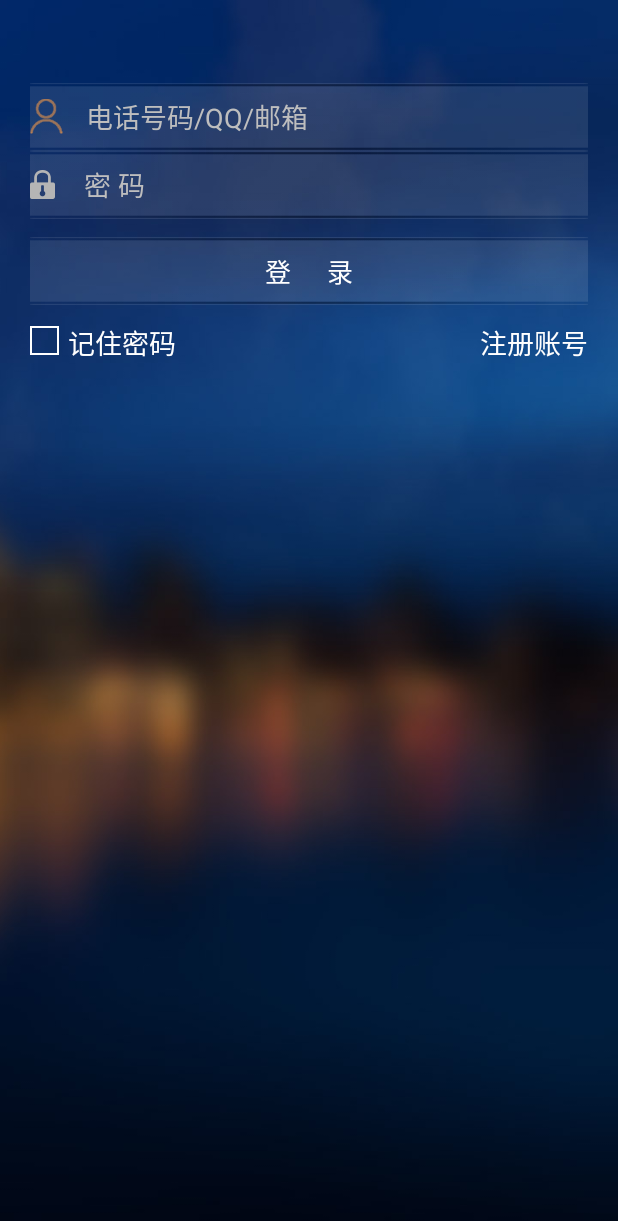
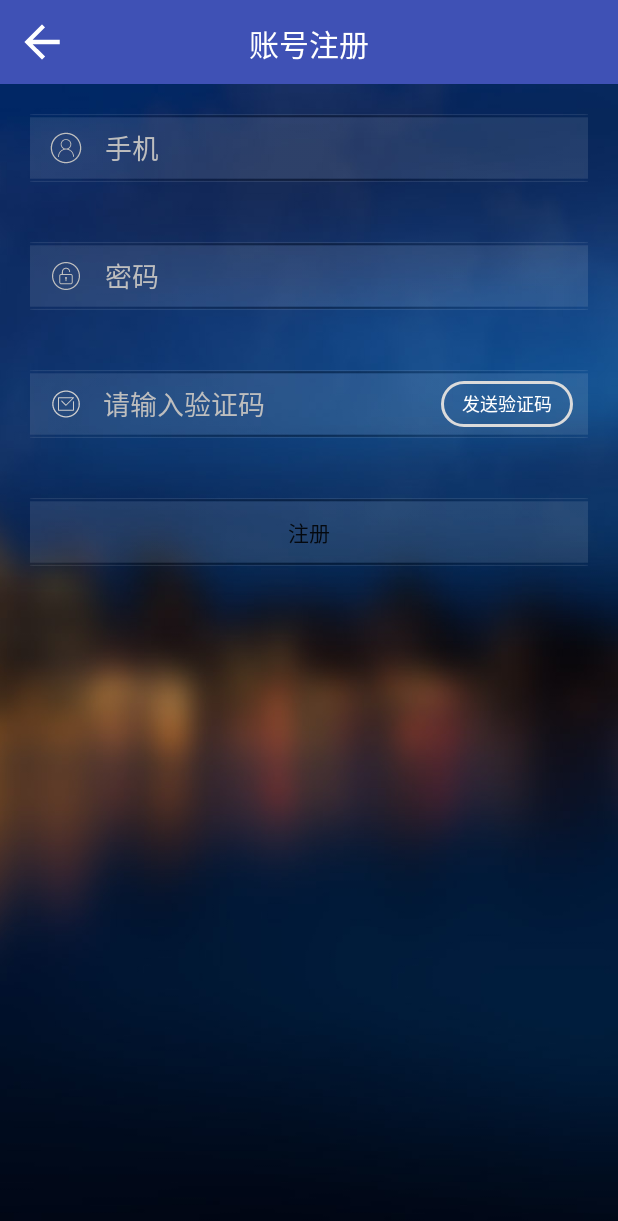
Before and after one commit to kiddot/Memory, an Android app: the screen it shows after launch (LoginActivity before the commit, RegisterActivity after it), after a tap on "注册账号", on a phone screen of 412 x 824 dp. Shown: the top 1221 px of the screen. Run offline under Robolectric (Android 15) with nearby library versions, the phone set to English and light mode, and no system bars; our stand-ins replace ButterKnife; 2 statements that could not run were skipped.

Commit message:
polish login and register

```diff
--- a/app/src/main/AndroidManifest.xml
+++ b/app/src/main/AndroidManifest.xml
@@ -34,7 +34,9 @@
         android:name=".MemoryApplication"
         android:theme="@style/AppTheme">
 
-        <activity android:name=".login.SplashActivity">
+        <activity android:name=".login.SplashActivity"
+            android:theme="@style/SplashActivityTheme"
+            android:screenOrientation="portrait">
             <intent-filter>
                 <category android:name="android.intent.category.LAUNCHER"/>
                 <action android:name="android.intent.action.MAIN"/>
@@ -44,6 +46,8 @@
         <activity android:name=".login.login.LoginActivity"/>
         <activity android:name=".login.register.RegisterActivity"/>
 
+        <activity android:name=".main.MainActivity"/>
+
     </application>
 
 </manifest>
--- a/app/src/main/java/com/android/memory/bmob/api/BmobApi.java
+++ b/app/src/main/java/com/android/memory/bmob/api/BmobApi.java
@@ -4,6 +4,7 @@ import android.util.Log;
 
 import com.android.memory.bean._User;
 
+import java.util.ArrayList;
 import java.util.List;
 import java.util.concurrent.ArrayBlockingQueue;
 
@@ -29,7 +30,8 @@ public class BmobApi {
     /**
      * 由于外面是链式进行调用，虽然不太好，但是可以成功，设置容量为1，避免出现获取值混乱
      */
-    private ArrayBlockingQueue<Object> mBlockingQueue ;
+    //private ArrayBlockingQueue<Object> mBlockingQueue ;
+    private List<Object> mList ;
 
 
     public static BmobApi getInstance() {
@@ -44,7 +46,8 @@ public class BmobApi {
     }
 
     public BmobApi(){
-        mBlockingQueue = new ArrayBlockingQueue<>(1 , true);//必须使用公平锁
+        //mBlockingQueue = new ArrayBlockingQueue<>(1 , true);//必须使用公平锁
+        mList = new ArrayList<>(1);
     }
 
     /**
@@ -73,27 +76,20 @@ public class BmobApi {
      * @return
      */
     public Object signUp(String account , String password){
+        final boolean[] finished = new boolean[1];//这样做不太好，但是为了使代码更加整洁，这里只能这样设计一层
         _User user = new _User();
         user.setUsername(account);
         user.setPassword(password);
         signUpUser(user, new OnResultBack() {
             @Override
             public void onResult(boolean success, Object object) {
-                if (success){
-                    mBlockingQueue.add(object);
-                }else {
-                    mBlockingQueue.add(null);
-                }
+                mList.add(object);
             }
         });
-        try {
-            user = (_User) mBlockingQueue.take();
-            Log.d(TAG, "signUp: 拿出了"+ user);
-        } catch (InterruptedException e) {
-            e.printStackTrace();
-            Log.d(TAG, "signUp: 当前阻塞队列被终止");
+        while (!finished[0]){
+            //空循环
         }
-        return user;
+        return mList.get(0);
     }
 
     /**
@@ -101,7 +97,7 @@ public class BmobApi {
      *
      * @param userInfo
      */
-    private void loginUser(_User userInfo, final OnResultBack callback) {
+    private void loginUser(_User userInfo, final OnResultBack callback){
         userInfo.login(new SaveListener<_User>() {
             @Override
             public void done(_User userInfo, BmobException e) {
@@ -121,23 +117,21 @@ public class BmobApi {
      * @return
      */
     public Object login(String account , String password){
+        final boolean[] finished = new boolean[1];//这样做不太好，但是为了使代码更加整洁，这里只能这样设计一层
         _User user = new _User();
         user.setUsername(account);
         user.setPassword(password);
         loginUser(user, new OnResultBack() {
             @Override
             public void onResult(boolean success, Object object) {
-                mBlockingQueue.add(object);
+                finished[0] = true ;
+                mList.add(object);
             }
         });
-        try {
-            user = (_User) mBlockingQueue.take();
-            Log.d(TAG, "login: 拿出了"+ user);
-        } catch (InterruptedException e) {
-            e.printStackTrace();
-            Log.d(TAG, "login: 当前阻塞队列被终止");
+        while (!finished[0]){
+            //空循环
         }
-        return user;
+        return mList.get(0);
     }
 
     /**
@@ -237,7 +231,26 @@ public class BmobApi {
         });
     }
 
-    private interface OnResultBack{
+    /**
+     * 将注册加一层装饰，方便外面的调用，减少回调带来的麻烦
+     * @return
+     */
+    public Object registerByPhone(String phone , String password ,String verificationCode){
+        final boolean[] finished = new boolean[1];//这样做不太好，但是为了使代码更加整洁，这里只能这样设计一层
+        _User user = new _User();
+        registerByPhone(phone , password , verificationCode, new OnResultBack() {
+            @Override
+            public void onResult(boolean success, Object object) {
+                mList.add(object);
+            }
+        });
+        while (!finished[0]){
+            //空循环
+        }
+        return mList.get(0);
+    }
+
+    public interface OnResultBack{
         void onResult(boolean success , Object object);
     }
 }
--- a/app/src/main/java/com/android/memory/login/SplashActivity.java
+++ b/app/src/main/java/com/android/memory/login/SplashActivity.java
@@ -16,11 +16,14 @@ import com.android.memory.login.login.LoginActivity;
 public class SplashActivity extends AppCompatActivity {
 
     private static final int WHAT_START_LOGIN = 0;
+    private static final int SHOW_TIME_MIN = 1500;// 最小显示时间
+    private long mStartTime;// 开始时间
     private Handler mHandler;
 
     @Override
     protected void onCreate(@Nullable Bundle savedInstanceState) {
         super.onCreate(savedInstanceState);
+        mStartTime = System.currentTimeMillis();//记录开始时间，
         initHandler();
         new Thread() {
             @Override
@@ -35,7 +38,13 @@ public class SplashActivity extends AppCompatActivity {
      */
     private void init() {
         initBmob();
-        mHandler.sendEmptyMessage(WHAT_START_LOGIN);
+        long loadingTime = System.currentTimeMillis() - mStartTime;// 计算一下总共花费的时间
+        if (loadingTime < SHOW_TIME_MIN) {// 如果比最小显示时间还短，就延时进入MainActivity，否则直接进入
+            mHandler.sendEmptyMessageDelayed(WHAT_START_LOGIN, SHOW_TIME_MIN
+                    - loadingTime);
+        } else {
+            mHandler.sendEmptyMessage(WHAT_START_LOGIN);
+        }
     }
 
     private void initHandler() {
@@ -46,6 +55,9 @@ public class SplashActivity extends AppCompatActivity {
                     case WHAT_START_LOGIN:
                         startLoginActivity();
                         finish();
+
+
+
                         break;
                 }
             }
--- a/app/src/main/java/com/android/memory/login/login/LoginActivity.java
+++ b/app/src/main/java/com/android/memory/login/login/LoginActivity.java
@@ -5,25 +5,24 @@ import android.content.Intent;
 import android.os.Bundle;
 import android.view.View;
 import android.widget.CheckBox;
-import android.widget.CompoundButton;
 import android.widget.EditText;
 
 import com.android.memory.R;
 import com.android.memory.base.componet.BaseActivity;
-import com.android.memory.base.util.Toastor;
 import com.android.memory.bmob.sp.SpManager;
+import com.android.memory.login.register.RegisterActivity;
 import com.android.memory.main.MainActivity;
 
 import butterknife.BindView;
-import butterknife.ButterKnife;
 
 
 /**
+ *
  * Created by kiddo on 17-1-8.
  */
 
 public class LoginActivity extends BaseActivity{
-    public static final String Tag = LoginActivity.class.getSimpleName();
+    public static final String TAG = LoginActivity.class.getSimpleName();
     @BindView(R.id.username_edit)
     EditText mUsernameEdit;
     @BindView(R.id.password_edit)
@@ -40,11 +39,11 @@ public class LoginActivity extends BaseActivity{
     }
 
     public void login(View view) {
-        boolean success = mLoginDelegate.login(this ,
+        Boolean success = mLoginDelegate.login(this ,
                 mUsernameEdit.getText().toString() ,
                 mPasswordEdit.getText().toString() ,
                 mRememberPassword.isChecked()).getResult();
-        if (success){
+        if (success != null){
             MainActivity.startActivity(this);
         }else {
             showToast("请检查用户名或者密码是否正确！");
@@ -52,6 +51,7 @@ public class LoginActivity extends BaseActivity{
     }
 
     public void register(View view) {
+        RegisterActivity.startActivity(this);
     }
 
     @Override
@@ -62,12 +62,18 @@ public class LoginActivity extends BaseActivity{
     @Override
     protected void init(Bundle savedInstanceState) {
         initView();
+        initData();
     }
 
     private void initView(){
-        ButterKnife.bind(this);
         mSpManager = SpManager.getInstance();
         mLoginDelegate = new LoginDelegate();
+        /**
+         * 不知道什么原因黄油刀用不了
+         */
+        mUsernameEdit = (EditText) findViewById(R.id.username_edit);
+        mPasswordEdit = (EditText) findViewById(R.id.password_edit);
+        mRememberPassword = (CheckBox) findViewById(R.id.remember_password);
     }
 
     private void initData(){
--- a/app/src/main/java/com/android/memory/login/register/RegisterActivity.java
+++ b/app/src/main/java/com/android/memory/login/register/RegisterActivity.java
@@ -1,17 +1,94 @@
 package com.android.memory.login.register;
 
+import android.content.Context;
+import android.content.Intent;
 import android.os.Bundle;
 import android.os.PersistableBundle;
-import android.support.v7.app.AppCompatActivity;
+import android.view.View;
+import android.widget.Button;
+import android.widget.EditText;
+
+import com.android.memory.R;
+import com.android.memory.base.componet.BaseActivity;
+import com.android.memory.main.MainActivity;
+
+import butterknife.BindView;
+import butterknife.OnClick;
 
 /**
  * Created by kiddo on 17-1-8.
  */
 
-public class RegisterActivity extends AppCompatActivity {
+public class RegisterActivity extends BaseActivity {
+    public static final String TAG = RegisterActivity.class.getSimpleName();
+    @BindView(R.id.register_et_phone)
+    EditText mRegisterEtPhone;
+    @BindView(R.id.register_et_psw)
+    EditText mRegisterEtPsw;
+    @BindView(R.id.register_et_captcha)
+    EditText mRegisterEtCaptcha;
+    @BindView(R.id.register_btn_captcha)
+    Button mRegisterBtnCaptcha;
+    @BindView(R.id.register_btn_register)
+    Button mRegisterBtnRegister;
+
+    private RegisterDelegate mRegisterDelegate;
+
+    public static void startActivity(Context context) {
+        Intent intent = new Intent(context, RegisterActivity.class);
+        context.startActivity(intent);
+    }
 
     @Override
     public void onCreate(Bundle savedInstanceState, PersistableBundle persistentState) {
         super.onCreate(savedInstanceState, persistentState);
     }
+
+    @Override
+    protected int getLayoutId() {
+        return R.layout.activity_register;
+    }
+
+    @Override
+    protected void init(Bundle savedInstanceState) {
+        mRegisterDelegate = new RegisterDelegate();
+        initView();
+    }
+
+    private void initView(){
+        mRegisterEtPhone = (EditText) findViewById(R.id.register_et_phone);
+        mRegisterEtPsw = (EditText) findViewById(R.id.register_et_psw);
+        mRegisterEtCaptcha = (EditText) findViewById(R.id.register_et_captcha);
+    }
+
+//    @OnClick({R.id.register_btn_captcha, R.id.register_btn_register})
+//    public void onClick(View view) {
+//        switch (view.getId()) {
+//            case R.id.register_btn_captcha:
+//                sendVerificationCode();
+//                break;
+//            case R.id.register_btn_register:
+//                register();
+//                break;
+//        }
+//    }
+
+    public void sendVerificationCode(View view){
+        if (mRegisterEtPhone.getText().toString().equals("")){
+            showToast("请输入有效的手机号码");
+        }else {
+            mRegisterDelegate.sendMsg(mRegisterEtPhone.getText().toString());
+        }
+    }
+
+    public void register(View view){
+        Boolean success = mRegisterDelegate.register(mRegisterEtPhone.getText().toString() ,
+                mRegisterEtPsw.getText().toString() ,
+                mRegisterEtCaptcha.getText().toString()).getResult();
+        if (success != null){
+            MainActivity.startActivity(this);
+        }else {
+            showToast("请检查您所填的资料");
+        }
+    }
 }
--- a/app/src/main/java/com/android/memory/login/register/RegisterDelegate.java
+++ b/app/src/main/java/com/android/memory/login/register/RegisterDelegate.java
@@ -1,4 +1,15 @@
 package com.android.memory.login.register;
+
+import com.android.memory.base.thread.ThreadPoolConst;
+import com.android.memory.base.thread.ThreadPoolManager;
+import com.android.memory.bean._User;
+import com.android.memory.bmob.api.BmobApi;
+
+import java.util.concurrent.Callable;
+import java.util.concurrent.Executor;
+
+import bolts.Continuation;
+import bolts.Task;
 
 /**
  * Created by kiddo on 17-1-8.
@@ -7,7 +18,27 @@ package com.android.memory.login.register;
 public class RegisterDelegate {
     private static final String TAG = RegisterDelegate.class.getSimpleName();
 
-    public void register(){
+    public Task<Boolean> register(final String phone , final String password , final String verificationCode){
+        Executor workExecutor = ThreadPoolManager.getInstance().getThreadPool(ThreadPoolConst.THREAD_TYPE_WORK);
+        return Task.call(new Callable<_User>() {
+            @Override
+            public _User call() throws Exception {
+                return (_User) BmobApi.getInstance().registerByPhone(phone , password , verificationCode);
+            }
+        } ,workExecutor).continueWith(new Continuation<_User, Boolean>() {
+            @Override
+            public Boolean then(Task<_User> task) throws Exception {
+                return null;
+            }
+        } ,workExecutor);
+    }
 
+    public void sendMsg(String phone){
+        BmobApi.getInstance().sendVerificationCode(phone, new BmobApi.OnResultBack() {
+            @Override
+            public void onResult(boolean success, Object object) {
+
+            }
+        });
     }
 }
--- a/app/src/main/java/com/android/memory/main/MainActivity.java
+++ b/app/src/main/java/com/android/memory/main/MainActivity.java
@@ -4,6 +4,7 @@ import android.content.Context;
 import android.content.Intent;
 import android.os.Bundle;
 
+import com.android.memory.R;
 import com.android.memory.base.componet.BaseActivity;
 
 /**
@@ -20,7 +21,7 @@ public class MainActivity extends BaseActivity {
 
     @Override
     protected int getLayoutId() {
-        return 0;
+        return R.layout.activity_main;
     }
 
     @Override
--- /dev/null
+++ b/app/src/main/res/drawable/common_button_send_otp.xml
@@ -0,0 +1,26 @@
+<?xml version="1.0" encoding="utf-8"?>
+<selector xmlns:android="http://schemas.android.com/apk/res/android">
+    <item android:state_enabled="true" android:state_pressed="true">
+        <shape android:shape="rectangle">
+            <corners android:radius="30dp"/>
+            <solid android:color="@color/colorPrimary"/>
+        </shape>
+
+    </item>
+
+    <item android:state_enabled="true" android:state_pressed="false">
+        <shape android:shape="rectangle">
+            <corners android:radius="30dp"/>
+            <stroke android:width="2dp"
+                    android:color="@color/colorPrimary"/>
+        </shape>
+    </item>
+
+    <item android:state_enabled="false">
+        <shape android:shape="rectangle">
+            <corners android:radius="30dp"/>
+            <stroke android:width="2dp"
+                    android:color="@color/login_divider"/>
+        </shape>
+    </item>
+</selector>
--- a/app/src/main/res/layout/activity_login.xml
+++ b/app/src/main/res/layout/activity_login.xml
@@ -35,6 +35,7 @@
                 android:hint="电话号码/QQ/邮箱"
                 android:inputType="text"
                 android:maxLines="1"
+                android:paddingLeft="13.0dip"
                 android:textColorHint="#bebebe" />
 
             <!--android:background="@drawable/edit_down"-->
@@ -50,6 +51,7 @@
                 android:inputType="textPassword"
                 android:password="true"
                 android:maxLines="1"
+                android:paddingLeft="13.0dip"
                 android:textColorHint="#bebebe" />
 
 
--- /dev/null
+++ b/app/src/main/res/layout/activity_main.xml
@@ -0,0 +1,14 @@
+<?xml version="1.0" encoding="utf-8"?>
+<LinearLayout xmlns:android="http://schemas.android.com/apk/res/android"
+    android:orientation="vertical" android:layout_width="match_parent"
+    android:layout_height="match_parent"
+    android:theme="@style/NoTitleBar.Fullscreen"
+
+    >
+
+    <TextView
+        android:layout_width="match_parent"
+        android:layout_height="match_parent"
+        android:text="hello"/>
+
+</LinearLayout>
--- /dev/null
+++ b/app/src/main/res/layout/activity_register.xml
@@ -0,0 +1,147 @@
+<?xml version="1.0" encoding="utf-8"?>
+<RelativeLayout xmlns:android="http://schemas.android.com/apk/res/android"
+    xmlns:app="http://schemas.android.com/apk/res-auto"
+    android:layout_width="match_parent"
+    android:layout_height="match_parent"
+    android:fitsSystemWindows="false"
+    android:background="@mipmap/activity_login"
+    android:theme="@style/NoTitleBar.Fullscreen"
+    >
+
+    <include layout="@layout/part_common_toolbar"/>
+
+    <TextView
+        android:layout_width="wrap_content"
+        android:layout_height="wrap_content"
+        android:layout_alignBottom="@+id/common_toolbar"
+        android:layout_alignTop="@+id/common_toolbar"
+        android:layout_centerHorizontal="true"
+        android:gravity="center"
+        android:paddingTop="2dp"
+        android:text="账号注册"
+        android:textColor="@color/white"
+        android:textSize="20sp"
+        />
+
+
+    <EditText
+        android:background="@mipmap/common_input"
+        android:id="@+id/register_et_phone"
+        android:layout_width="fill_parent"
+        android:layout_height="45dip"
+        android:layout_margin="20dip"
+        android:layout_below="@id/common_toolbar"
+        android:drawableStart="@mipmap/common_account"
+        android:drawablePadding="15dp"
+        android:hint="手机"
+        android:inputType="text"
+        android:maxLines="1"
+        android:maxLength="16"
+        android:paddingLeft="13.0dip"
+        android:textColorHint="#bebebe" />
+
+    <TextView
+        android:id="@+id/register_tv_phone"
+        android:layout_width="match_parent"
+        android:layout_height="44.0dip"
+        android:layout_below="@id/register_et_phone"
+        android:layout_marginLeft="25dp"
+        android:layout_marginRight="25dp"
+        android:layout_marginTop="-1dp"
+        android:background="@color/white"
+        android:drawableLeft="@mipmap/register_warning"
+        android:drawablePadding="13dp"
+        android:gravity="center_vertical"
+        android:maxLines="1"
+        android:paddingLeft="13dp"
+        android:singleLine="true"
+        android:text="请输入正确手机号码"
+        android:textColor="@color/white"
+        android:textSize="15sp"
+        android:visibility="gone"
+        />
+
+    <EditText
+        android:layout_width="fill_parent"
+        android:layout_height="45dip"
+        android:layout_margin="20dip"
+        android:id="@+id/register_et_psw"
+        android:layout_below="@id/register_tv_phone"
+        android:layout_marginTop="-1dp"
+        android:background="@mipmap/common_input"
+        android:drawableLeft="@mipmap/login_psw"
+        android:hint="密码"
+        android:drawablePadding="15dp"
+        android:paddingLeft="13.0dip"
+        android:inputType="textPassword"
+        android:maxLength="16"
+        android:textColorHint="#bebebe"
+        />
+
+    <TextView
+        android:id="@+id/register_tv_psw"
+        android:layout_width="match_parent"
+        android:layout_height="44.0dip"
+        android:layout_below="@id/register_et_psw"
+        android:layout_marginLeft="25dp"
+        android:layout_marginRight="25dp"
+        android:layout_marginTop="-1dp"
+        android:background="@color/white"
+        android:drawableLeft="@mipmap/register_warning"
+        android:drawablePadding="13dp"
+        android:gravity="center_vertical"
+        android:maxLines="1"
+        android:paddingLeft="13dp"
+        android:singleLine="true"
+        android:text="仅支持英文、数字、下划线"
+        android:textColor="@color/white"
+        android:textSize="15sp"
+        android:visibility="gone"
+        />
+
+    <EditText
+        android:layout_width="fill_parent"
+        android:layout_height="45dip"
+        android:layout_margin="20dip"
+        android:id="@+id/register_et_captcha"
+        android:layout_below="@id/register_tv_psw"
+        android:layout_marginTop="-1dp"
+        android:paddingLeft="13.0dip"
+        android:background="@mipmap/common_input"
+        android:drawableLeft="@mipmap/register_message"
+        android:hint="   请输入验证码"
+        android:inputType="number"
+        android:maxLength="8"
+        android:textColorHint="#bebebe"
+        />
+
+    <Button
+        android:id="@+id/register_btn_captcha"
+        android:layout_width="wrap_content"
+        android:layout_height="wrap_content"
+        android:layout_alignBottom="@id/register_et_captcha"
+        android:layout_alignRight="@id/register_et_captcha"
+        android:layout_alignTop="@id/register_et_captcha"
+        android:layout_marginBottom="7dp"
+        android:layout_marginRight="10dp"
+        android:layout_marginTop="7dp"
+        android:background="@drawable/common_button_send_otp"
+        android:enabled="false"
+        android:text="发送验证码"
+        android:onClick="sendVerificationCode"
+        android:textColor="@color/white"
+        android:textSize="12sp"
+        />
+
+    <Button
+        android:layout_width="fill_parent"
+        android:layout_height="45dip"
+        android:layout_margin="20dip"
+        android:background="@mipmap/common_input"
+        android:id="@+id/register_btn_register"
+        android:layout_below="@+id/register_et_captcha"
+        android:text="注册"
+        android:onClick="register"
+        android:textColorHint="#bebebe"
+        />
+</RelativeLayout>
--- /dev/null
+++ b/app/src/main/res/layout/part_common_toolbar.xml
@@ -0,0 +1,15 @@
+<?xml version="1.0" encoding="utf-8"?>
+<merge xmlns:android="http://schemas.android.com/apk/res/android"
+    xmlns:app="http://schemas.android.com/apk/res-auto"
+    >
+
+    <android.support.v7.widget.Toolbar
+        android:id="@+id/common_toolbar"
+        android:layout_width="match_parent"
+        android:layout_height="wrap_content"
+        android:background="@color/colorPrimary"
+        android:fitsSystemWindows="true"
+        app:navigationIcon="@mipmap/common_back"
+        />
+
+</merge>
--- a/app/src/main/res/values/colors.xml
+++ b/app/src/main/res/values/colors.xml
@@ -5,4 +5,5 @@
     <color name="colorAccent">#FF4081</color>
     <color name="white">#ffffff</color>
     <color name="transparent">#00000000</color>
+    <color name="login_divider">#dbdbdb</color>
 </resources>
--- a/app/src/main/res/values/styles.xml
+++ b/app/src/main/res/values/styles.xml
@@ -29,4 +29,22 @@
         <item name="android:backgroundDimEnabled">false</item><!--模糊-->
     </style>
 
+    <style name="TranslucentTheme" parent="Theme.AppCompat.Light.NoActionBar">
+        <item name="colorPrimary">@color/colorPrimary</item>
+        <item name="colorPrimaryDark">@color/colorPrimaryDark</item>
+        <item name="colorAccent">@color/colorAccent</item>
+        <item name="android:windowTranslucentStatus">true</item>
+        <item name="android:fitsSystemWindows">true</item>
+        <item name="android:clipToPadding">false</item>
+        //设置背景透明
+        <item name="android:windowIsTranslucent">true</item>
+    </style>
+
+    <style name="SplashActivityTheme" parent="TranslucentTheme">
+        <item name="android:windowBackground">@mipmap/splash</item>
+    </style>
+
+
+
+
 </resources>
```
Also changed, not shown: app/src/main/res/mipmap-hdpi/common_account.png (added), app/src/main/res/mipmap-hdpi/common_back.png (added), app/src/main/res/mipmap-hdpi/login_psw.png (added), app/src/main/res/mipmap-hdpi/register_message.png (added), app/src/main/res/mipmap-hdpi/register_warning.png (added), app/src/main/res/mipmap-hdpi/splash.jpg (added).
